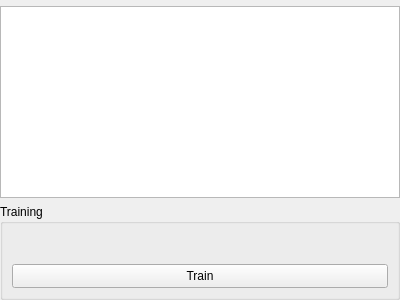
Above: Widgets/Resources/UI/qSlicerWorkflowToolSummaryWidget.ui from PerkTutor/PerkTutor before the change. Below: the same form after it.
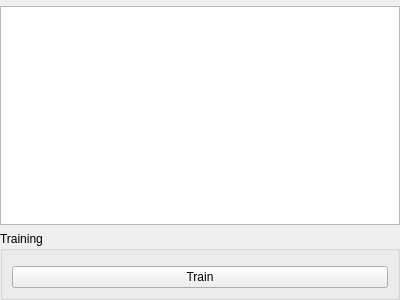
That is the form after the change. Custom widgets are drawn as their Qt base class.

Commit message: General clean-up of module interface.

What changed in the file:
```diff
--- a/Widgets/Resources/UI/qSlicerWorkflowToolSummaryWidget.ui
+++ b/Widgets/Resources/UI/qSlicerWorkflowToolSummaryWidget.ui
@@ -44,7 +44,7 @@
    <item>
     <widget class="ctkCollapsibleGroupBox" name="TrainingGroupBox">
      <property name="sizePolicy">
-      <sizepolicy hsizetype="Expanding" vsizetype="Expanding">
+      <sizepolicy hsizetype="Expanding" vsizetype="Preferred">
        <horstretch>0</horstretch>
        <verstretch>0</verstretch>
       </sizepolicy>
@@ -62,7 +62,7 @@
       <item>
        <widget class="qMRMLCheckableNodeComboBox" name="TrainingBufferComboBox">
         <property name="sizePolicy">
-         <sizepolicy hsizetype="Expanding" vsizetype="Preferred">
+         <sizepolicy hsizetype="Expanding" vsizetype="Fixed">
           <horstretch>0</horstretch>
           <verstretch>0</verstretch>
          </sizepolicy>
@@ -77,7 +77,7 @@
       <item>
        <widget class="QPushButton" name="TrainButton">
         <property name="sizePolicy">
-         <sizepolicy hsizetype="Expanding" vsizetype="Preferred">
+         <sizepolicy hsizetype="Expanding" vsizetype="Fixed">
           <horstretch>0</horstretch>
           <verstretch>0</verstretch>
          </sizepolicy>
```
Left out of the diff: 2 changed lines with no effect on the pictures. The commit also changes 3 other files.
